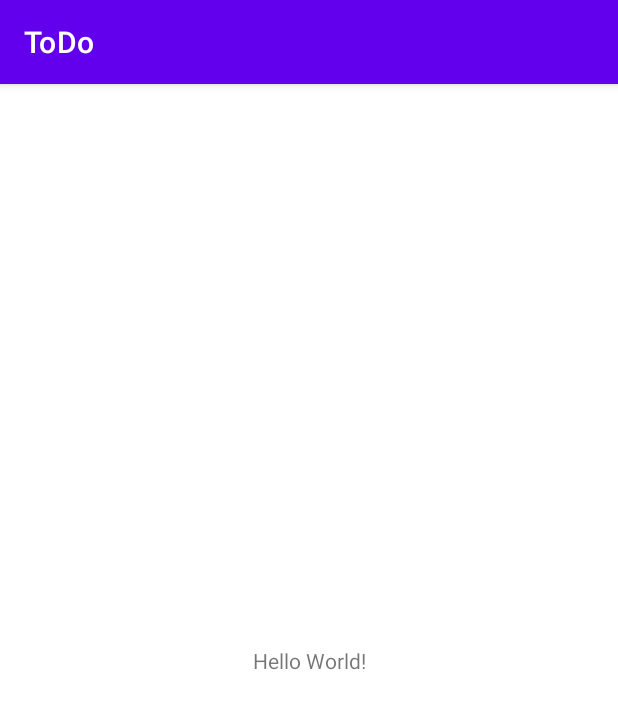
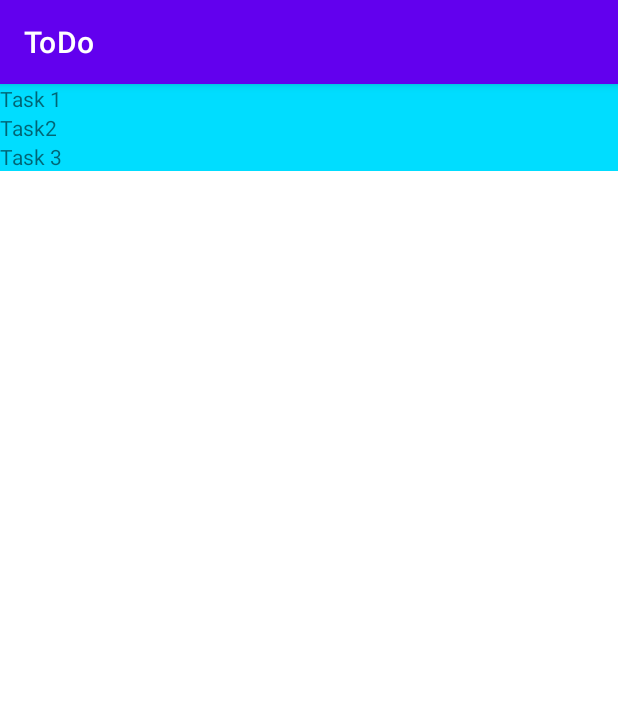
Before and after one commit to JoaoBaptMG/ToDo-DMProject, an Android app: the screen it shows after launch (MainActivity), on a phone screen of 412 x 824 dp. Shown: the top 709 px of the screen. Run offline under Robolectric (Android 15) with nearby library versions, the phone set to English and light mode, and no system bars.

Commit message:
First checkpoint (task 9)

```diff
--- a/app/build.gradle
+++ b/app/build.gradle
@@ -39,7 +39,8 @@ dependencies {
     implementation "androidx.recyclerview:recyclerview:1.2.1"
     implementation 'androidx.fragment:fragment-ktx:1.4.0'
     implementation 'androidx.activity:activity-ktx:1.4.0'
-    testImplementation 'junit:junit:4.+'
+    implementation 'androidx.legacy:legacy-support-v4:1.0.0'
+    testImplementation 'junit:junit:4.13.2'
     androidTestImplementation 'androidx.test.ext:junit:1.1.3'
     androidTestImplementation 'androidx.test.espresso:espresso-core:3.4.0'
 }
--- /dev/null
+++ b/app/src/main/java/com/joaobapt/todo/tasklist/TaskListAdapter.kt
@@ -0,0 +1,36 @@
+package com.joaobapt.todo.tasklist
+
+import android.view.LayoutInflater
+import android.view.View
+import android.view.ViewGroup
+import android.widget.TextView
+import androidx.recyclerview.widget.RecyclerView
+import com.joaobapt.todo.R
+import org.w3c.dom.Text
+
+class TaskListAdapter : RecyclerView.Adapter<TaskListAdapter.TaskViewHolder>()
+{
+    var currentList: List<String> = listOf()
+
+    inner class TaskViewHolder(itemView: View) : RecyclerView.ViewHolder(itemView)
+    {
+        fun bind(taskTitle: String)
+        {
+            itemView.findViewById<TextView>(R.id.task_title).text = taskTitle
+        }
+    }
+
+    override fun onCreateViewHolder(parent: ViewGroup, viewType: Int): TaskViewHolder
+    {
+        val itemView = LayoutInflater.from(parent.context)
+            .inflate(R.layout.item_task, parent, false)
+        return TaskViewHolder(itemView)
+    }
+
+    override fun onBindViewHolder(holder: TaskViewHolder, position: Int)
+    {
+        holder.bind(currentList[position])
+    }
+
+    override fun getItemCount(): Int = currentList.size
+}
--- /dev/null
+++ b/app/src/main/java/com/joaobapt/todo/tasklist/TaskListFragment.kt
@@ -0,0 +1,55 @@
+package com.joaobapt.todo.tasklist
+
+import android.os.Bundle
+import androidx.fragment.app.Fragment
+import android.view.LayoutInflater
+import android.view.View
+import android.view.ViewGroup
+import androidx.recyclerview.widget.LinearLayoutManager
+import androidx.recyclerview.widget.RecyclerView
+import com.joaobapt.todo.R
+
+/**
+ * A simple [Fragment] subclass.
+ * Use the [TaskListFragment.newInstance] factory method to
+ * create an instance of this fragment.
+ */
+class TaskListFragment : Fragment()
+{
+    override fun onCreate(savedInstanceState: Bundle?)
+    {
+        super.onCreate(savedInstanceState)
+    }
+
+    override fun onCreateView(inflater: LayoutInflater, container: ViewGroup?,
+                              savedInstanceState: Bundle?): View?
+    {
+        // Inflate the layout for this fragment
+        val rootView = inflater.inflate(R.layout.fragment_task_list, container, false)
+        return rootView
+    }
+
+    override fun onViewCreated(view: View, savedInstanceState: Bundle?)
+    {
+        val recyclerView = view.findViewById<RecyclerView>(R.id.task_list_recycler_view)
+        recyclerView.layoutManager = LinearLayoutManager(context)
+
+        val adapter = TaskListAdapter()
+        adapter.currentList = taskList
+        recyclerView.adapter = adapter
+    }
+
+    private val taskList = listOf("Task 1", "Task2", "Task 3")
+
+    companion object
+    {
+        /**
+         * Use this factory method to create a new instance of
+         * this fragment using the provided parameters.
+         *
+         * @return A new instance of fragment TaskListFragment.
+         */
+        @JvmStatic
+        fun newInstance() = TaskListFragment()
+    }
+}
--- a/app/src/main/res/layout/activity_main.xml
+++ b/app/src/main/res/layout/activity_main.xml
@@ -6,13 +6,10 @@
     android:layout_height="match_parent"
     tools:context=".MainActivity">
 
-    <TextView
-        android:layout_width="wrap_content"
-        android:layout_height="wrap_content"
-        android:text="Hello World!"
-        app:layout_constraintBottom_toBottomOf="parent"
-        app:layout_constraintLeft_toLeftOf="parent"
-        app:layout_constraintRight_toRightOf="parent"
-        app:layout_constraintTop_toTopOf="parent" />
+    <androidx.fragment.app.FragmentContainerView
+        android:name="com.joaobapt.todo.tasklist.TaskListFragment"
+        android:id="@+id/fragment_task_list"
+        android:layout_width="match_parent"
+        android:layout_height="match_parent"  />
 
 </androidx.constraintlayout.widget.ConstraintLayout>
--- /dev/null
+++ b/app/src/main/res/layout/fragment_task_list.xml
@@ -0,0 +1,13 @@
+<?xml version="1.0" encoding="utf-8"?>
+<FrameLayout xmlns:android="http://schemas.android.com/apk/res/android"
+    xmlns:tools="http://schemas.android.com/tools"
+    android:layout_width="match_parent"
+    android:layout_height="match_parent"
+    tools:context=".tasklist.TaskListFragment">
+
+    <androidx.recyclerview.widget.RecyclerView
+        android:id="@+id/task_list_recycler_view"
+        android:layout_width="match_parent"
+        android:layout_height="match_parent" />
+
+</FrameLayout>
--- /dev/null
+++ b/app/src/main/res/layout/item_task.xml
@@ -0,0 +1,14 @@
+<?xml version="1.0" encoding="utf-8"?>
+
+<LinearLayout
+    xmlns:android="http://schemas.android.com/apk/res/android"
+    android:orientation="vertical"
+    android:layout_width="match_parent"
+    android:layout_height="wrap_content">
+
+    <TextView
+        android:id="@+id/task_title"
+        android:background="@android:color/holo_blue_bright"
+        android:layout_width="match_parent"
+        android:layout_height="wrap_content" />
+</LinearLayout>
```
